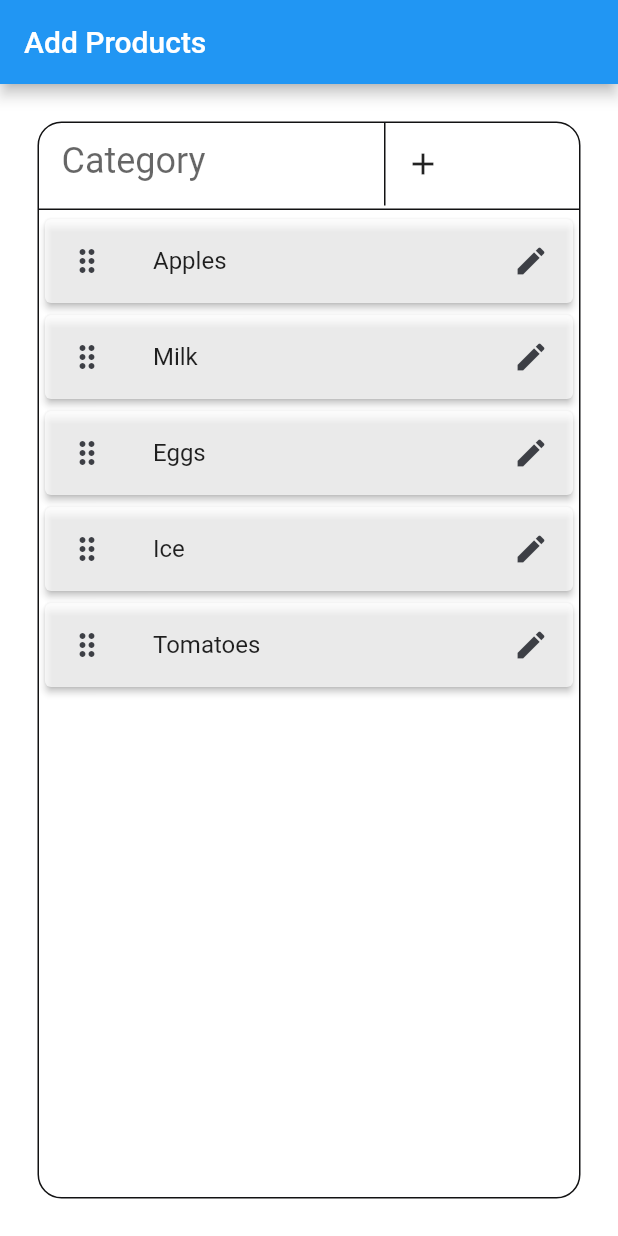
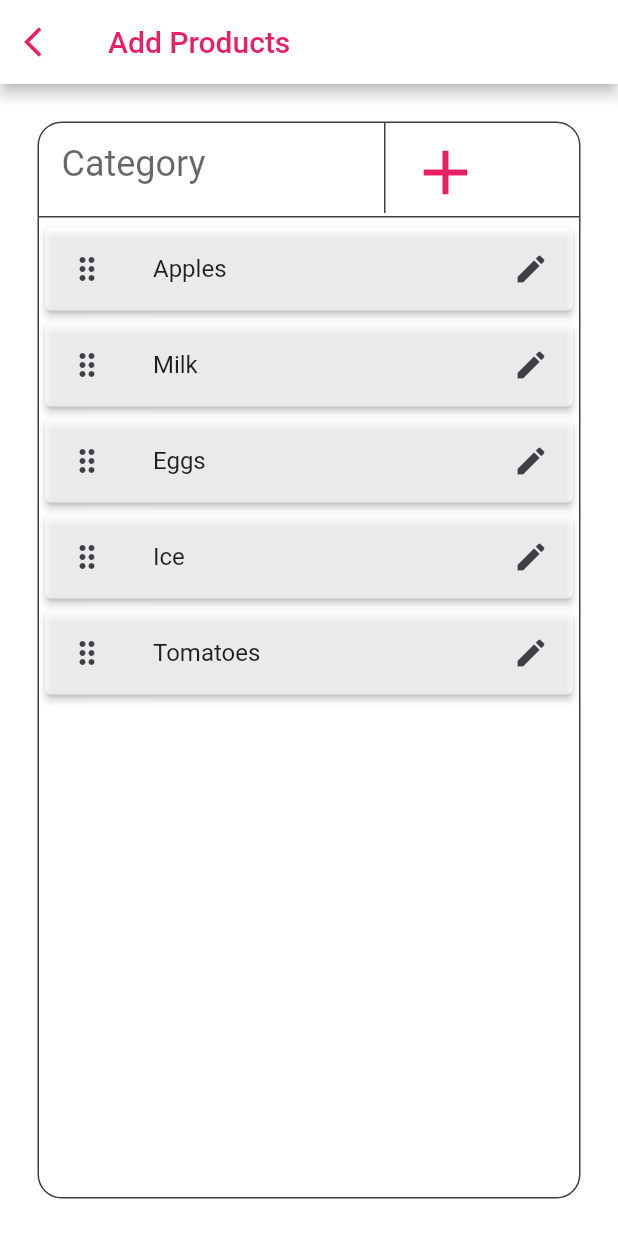
Before and after one commit to EbunAlabi/reorder_listview, a Flutter app: the screen it shows after launch, on a phone screen of 412 x 824 dp. Run offline on Flutter 3.47's test engine with Material 2 defaults, Android fonts, the phone set to English and light mode, and no system bars.

Commit message:
initial commit

```diff
--- a/lib/Screen/view.dart
+++ b/lib/Screen/view.dart
@@ -40,8 +40,16 @@ class _CategoryScreenState extends State<CategoryScreen> {
       child: Scaffold(
         backgroundColor: Colors.white,
         appBar: AppBar(
-          title: Text('Add Products'),
-        ),
+            leading: IconButton(
+                icon: Icon(
+              Icons.arrow_back_ios,
+              color: primaryAccent,
+            )),
+            backgroundColor: Colors.white,
+            title: Text(
+              'Add Products',
+              style: TextStyle(color: primaryAccent),
+            )),
         body: Container(
           // decoration: new BoxDecoration(
           //   // image: new DecorationImage(
@@ -81,8 +89,9 @@ class _CategoryScreenState extends State<CategoryScreen> {
                             userInput = textTyped;
                           },
                           controller: inputString,
-                          cursorColor: darkGrey,
-                          cursorHeight: 20,
+                          //cursorColor: darkGrey,
+                          //cursorHeight: 20,
+                          showCursor: false,
                           decoration: (InputDecoration(
                             hintStyle: TextStyle(
                               fontSize: 24,
@@ -101,26 +110,25 @@ class _CategoryScreenState extends State<CategoryScreen> {
                       ),
                       SizedBox(
                         width: 1,
-                        height: 55,
+                        height: 60,
                         child: Container(
                           color: darkGrey,
                         ),
                       ),
-                      Center(
-                        child: SizedBox(
-                          height: 50,
-                          width: 50,
-                          child: Expanded(
+                      Padding(
+                        padding: const EdgeInsets.fromLTRB(7, 0, 0, 12),
                         child: IconButton(
-                                icon: Icon(Icons.add),
+                            color: primaryAccent,
+                            icon: Icon(
+                              Icons.add,
+                              size: 50,
+                            ),
                             onPressed: () {
                               print(inputString.text);
                               print(widget.item);
                               widget.item.add(inputString.text);
                               print(widget.item);
                             }),
-                          ),
-                        ),
                       )
                     ],
                   ),
@@ -142,10 +150,9 @@ class _CategoryScreenState extends State<CategoryScreen> {
                             elevation: 2,
                             child: Container(
                               child: ListTile(
-
                                 title: Text(items),
-                                leading:
-                                    Icon(Icons.drag_indicator, color: lightGrey),
+                                leading: Icon(Icons.drag_indicator,
+                                    color: lightGrey),
                                 trailing: InkWell(
                                   onTap: () {
                                     int x = widget.item.indexOf(items);
--- a/lib/constants/colors.dart
+++ b/lib/constants/colors.dart
@@ -1,6 +1,8 @@
 import 'package:flutter/material.dart';
 
-const Color lightGrey = Color.fromARGB(255,61,63,69);
-const Color darkGrey = Color.fromARGB(255,18,18,19);
-const Color primaryColor =  Colors.white70;
+const Color lightGrey = Color.fromARGB(255, 61, 63, 69);
+//const Color darkGrey = Color.fromARGB(255,18,18,19);
+const Color darkGrey = Color.fromARGB(255, 61, 63, 69);
+const Color primaryAccent = Colors.pink;
+const Color primaryColor = Colors.white70;
 const Color backgroundColor = Color.fromARGB(255, 26, 27, 30);
```
Lines whose indentation alone changed are shown as unchanged.
